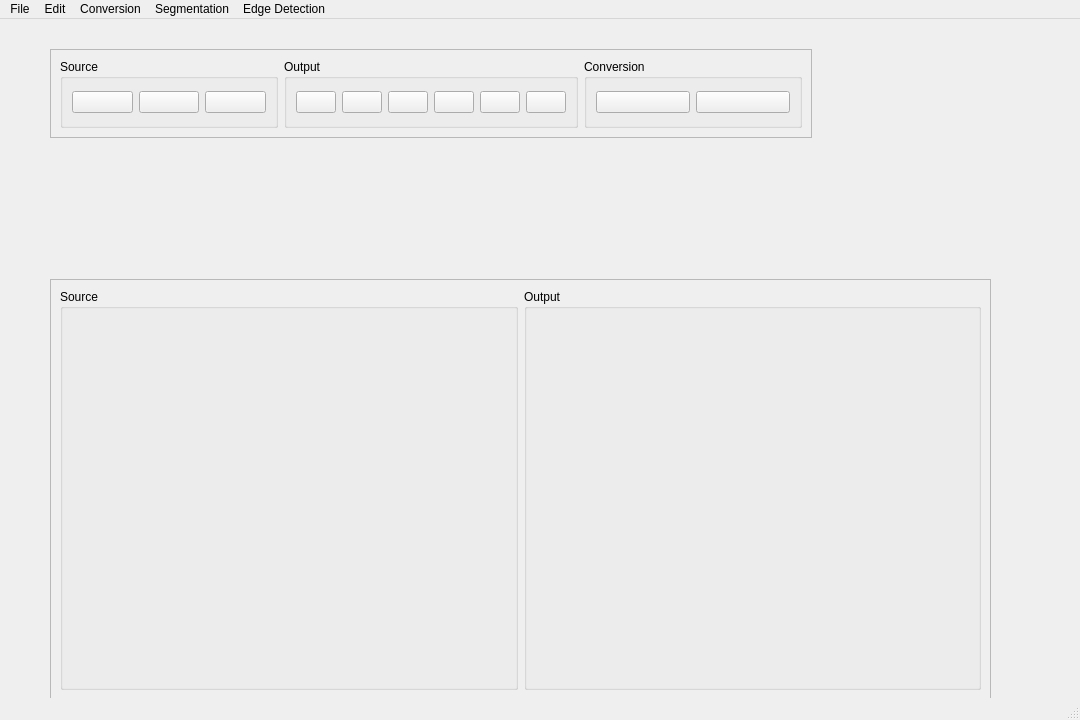
Old version of the form pyqtUI_design.ui in the repository UmutDeniz26/Image-Processing-PyQt5-UI.
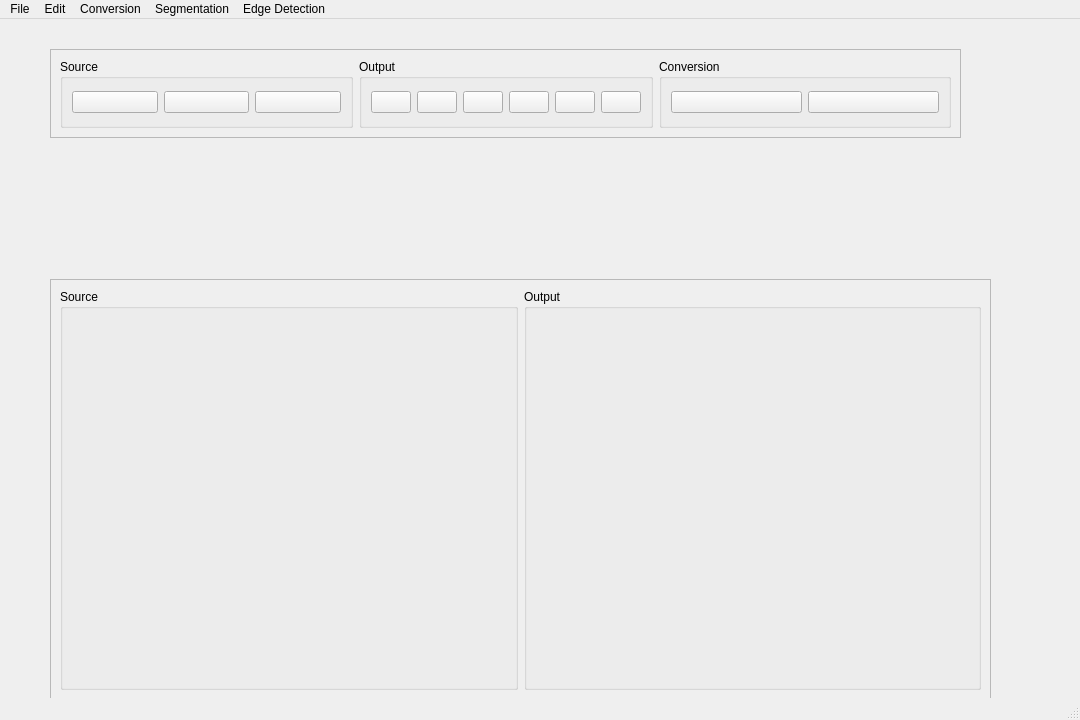
New version of the form. Icons and pictures are not drawn.

Commit message: chore: Update PyQt UI design for improved usability and aesthetics

```diff
--- a/pyqtUI_design.ui
+++ b/pyqtUI_design.ui
@@ -34,7 +34,7 @@
      <rect>
       <x>50</x>
       <y>30</y>
-      <width>762</width>
+      <width>911</width>
       <height>89</height>
      </rect>
     </property>
```
Left out of the diff: 6 changed lines with no effect on the pictures. The commit also changes 2 other files.
